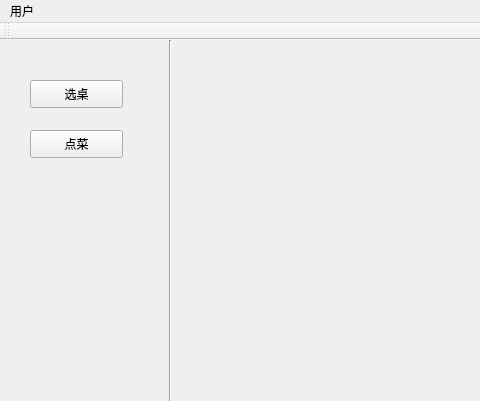
Old version of the form mainwindow.ui in the repository WhirlFirst/QtDish; both pictures show x 0 to 480 and y 0 to 401 of the 1001 by 685 pixel window.
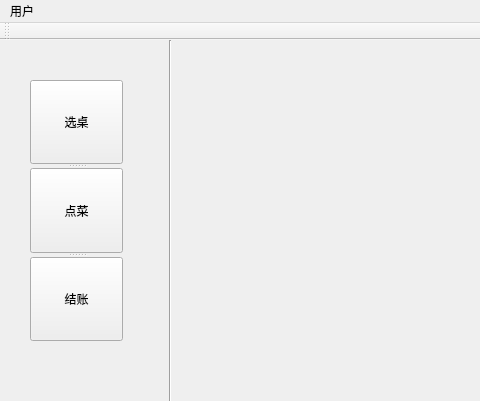
New version of the form.

```diff
--- a/mainwindow.ui
+++ b/mainwindow.ui
@@ -74,32 +74,6 @@
      <enum>Qt::Vertical</enum>
     </property>
    </widget>
-   <widget class="QPushButton" name="sTableBtn">
-    <property name="geometry">
-     <rect>
-      <x>30</x>
-      <y>40</y>
-      <width>93</width>
-      <height>28</height>
-     </rect>
-    </property>
-    <property name="text">
-     <string>选桌</string>
-    </property>
-   </widget>
-   <widget class="QPushButton" name="sDishBtn">
-    <property name="geometry">
-     <rect>
-      <x>30</x>
-      <y>90</y>
-      <width>93</width>
-      <height>28</height>
-     </rect>
-    </property>
-    <property name="text">
-     <string>点菜</string>
-    </property>
-   </widget>
    <widget class="QWidget" name="gridLayoutWidget">
     <property name="geometry">
      <rect>
@@ -140,6 +114,34 @@
      <string>PushButton</string>
     </property>
    </widget>
+   <widget class="QSplitter" name="splitter">
+    <property name="geometry">
+     <rect>
+      <x>30</x>
+      <y>40</y>
+      <width>93</width>
+      <height>261</height>
+     </rect>
+    </property>
+    <property name="orientation">
+     <enum>Qt::Vertical</enum>
+    </property>
+    <widget class="QPushButton" name="sTableBtn">
+     <property name="text">
+      <string>选桌</string>
+     </property>
+    </widget>
+    <widget class="QPushButton" name="sDishBtn">
+     <property name="text">
+      <string>点菜</string>
+     </property>
+    </widget>
+    <widget class="QPushButton" name="PayBtn">
+     <property name="text">
+      <string>结账</string>
+     </property>
+    </widget>
+   </widget>
   </widget>
   <widget class="QMenuBar" name="menuBar">
    <property name="geometry">
```
